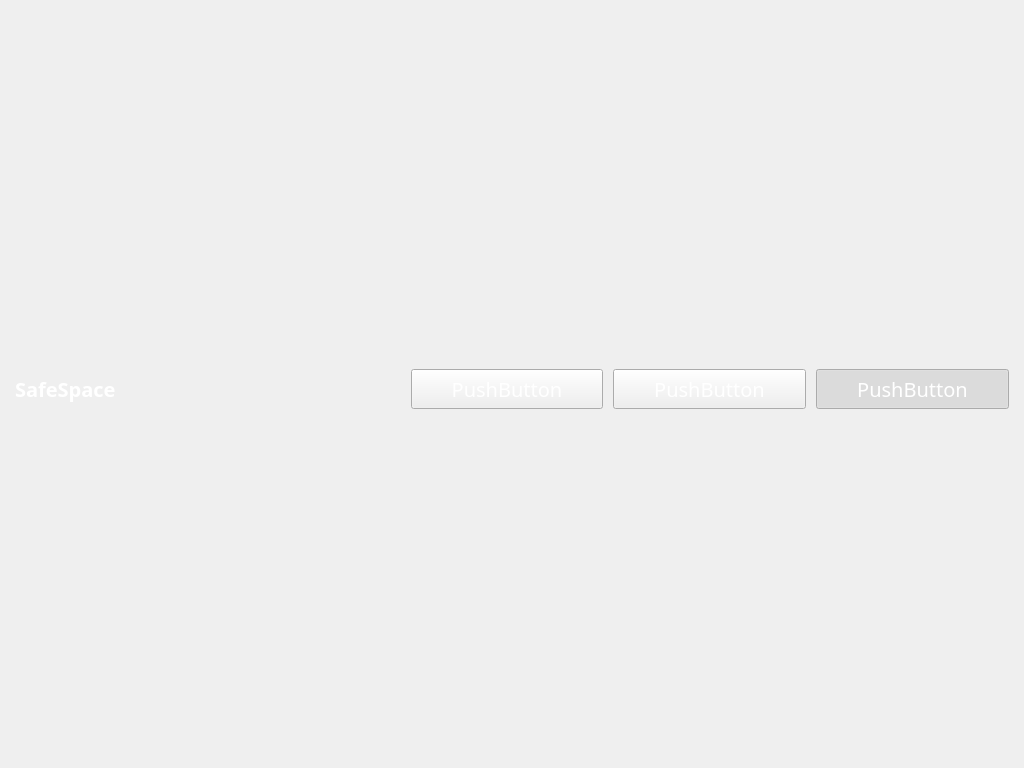
Above: SafeSpace/client/src/controller/mainwindow.ui from Svndda/CI-0123-PIRS-incomprendidos before the change. Below: the same form after it.
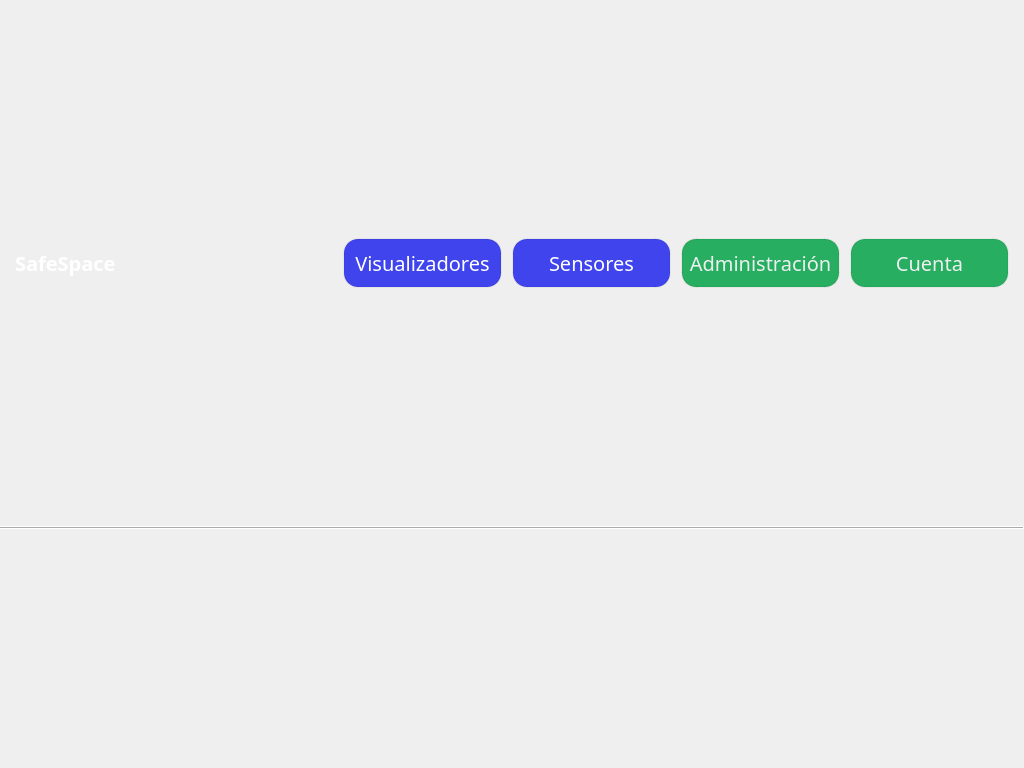
That is the form after the change. Custom widgets are drawn as their Qt base class.

Commit message: chore: Deletion of unnecessary code and functions renamed.

```diff
--- a/SafeSpace/client/src/controller/mainwindow.ui
+++ b/SafeSpace/client/src/controller/mainwindow.ui
@@ -52,10 +52,10 @@
      <number>0</number>
     </property>
     <property name="bottomMargin">
-     <number>0</number>
+     <number>10</number>
     </property>
-    <property name="verticalSpacing">
-     <number>0</number>
+    <property name="spacing">
+     <number>10</number>
     </property>
     <item row="0" column="0">
      <layout class="QHBoxLayout" name="horizontalLayout">
@@ -114,7 +114,7 @@
        </spacer>
       </item>
       <item>
-       <widget class="Button" name="page2">
+       <widget class="QPushButton" name="visualizersPage_button">
         <property name="sizePolicy">
          <sizepolicy hsizetype="Expanding" vsizetype="Fixed">
           <horstretch>0</horstretch>
@@ -124,7 +124,7 @@
         <property name="minimumSize">
          <size>
           <width>0</width>
-          <height>40</height>
+          <height>50</height>
          </size>
         </property>
         <property name="font">
@@ -137,16 +137,48 @@
           <strikeout>false</strikeout>
          </font>
         </property>
+        <property name="styleSheet">
+         <string notr="true">QPushButton {
+	border-radius: 15px;
+	padding: 5px;
+	background-color: rgb(64, 68, 237);
+	color: white;
+	border: 2px solid rgba(0, 0, 0, 10); /* Borde tenue */
+}
+
+QPushButton:hover {
+  background-color: rgb(90, 90, 255);    /* Fondo al pasar el mouse */
+  color: white;                /* Color del texto al pasar el mouse */
+}
+
+QPushButton:pressed {
+  background-color: rgb(51, 55, 188)     /* Fondo al presionar */
+  color: white;                /* Color del texto al presionar */
+}
+
+QPushButton:disabled {
+  background-color: rgb(39, 39, 43);     /* Fondo deshabilitado */
+  color: #7f8c8d;                /* Color del texto deshabilitado */
+}
+
+QPushButton:checked {
+  background-color: #27ae60;     /* Fondo cuando está checkable y activado */
+  color: #ecf0f1;        
+}</string>
+        </property>
         <property name="text">
-         <string>PushButton</string>
+         <string>Visualizadores</string>
         </property>
         <property name="checkable">
          <bool>true</bool>
         </property>
+        <property name="checked">
+         <bool>false</bool>
+        </property>
        </widget>
       </item>
       <item>
-       <widget class="Button" name="page1">
+       <widget class="QPushButton" name="sensorsPage_button">
         <property name="sizePolicy">
          <sizepolicy hsizetype="Expanding" vsizetype="Fixed">
           <horstretch>0</horstretch>
@@ -156,7 +188,61 @@
         <property name="minimumSize">
          <size>
           <width>0</width>
-          <height>40</height>
+          <height>50</height>
+         </size>
+        </property>
+        <property name="font">
+         <font>
+          <family>Impact</family>
+          <pointsize>15</pointsize>
+         </font>
+        </property>
+        <property name="styleSheet">
+         <string notr="true">QPushButton {
+	border-radius: 15px;
+	padding: 5px;
+	background-color: rgb(64, 68, 237);
+	color: white;
+	border: 2px solid rgba(0, 0, 0, 10); /* Borde tenue */
+}
+
+QPushButton:hover {
+  background-color: rgb(90, 90, 255);    /* Fondo al pasar el mouse */
+  color: white;                /* Color del texto al pasar el mouse */
+}
+
+QPushButton:pressed {
+  background-color: rgb(51, 55, 188)     /* Fondo al presionar */
+  color: white;                /* Color del texto al presionar */
+}
+
+QPushButton:disabled {
+  background-color: rgb(39, 39, 43);     /* Fondo deshabilitado */
+  color: #7f8c8d;                /* Color del texto deshabilitado */
+}
+
+QPushButton:checked {
+  background-color: #27ae60;     /* Fondo cuando está checkable y activado */
+  color: #ecf0f1;        
+}</string>
+        </property>
+        <property name="text">
+         <string>Sensores</string>
+        </property>
+       </widget>
+      </item>
+      <item>
+       <widget class="QPushButton" name="administrationPage_button">
+        <property name="sizePolicy">
+         <sizepolicy hsizetype="Expanding" vsizetype="Fixed">
+          <horstretch>0</horstretch>
+          <verstretch>0</verstretch>
+         </sizepolicy>
+        </property>
+        <property name="minimumSize">
+         <size>
+          <width>0</width>
+          <height>50</height>
          </size>
         </property>
         <property name="font">
@@ -172,16 +258,48 @@
         <property name="layoutDirection">
          <enum>Qt::LayoutDirection::LeftToRight</enum>
         </property>
+        <property name="styleSheet">
+         <string notr="true">QPushButton {
+	border-radius: 15px;
+	padding: 5px;
+	background-color: rgb(64, 68, 237);
+	color: white;
+	border: 2px solid rgba(0, 0, 0, 10); /* Borde tenue */
+}
+
+QPushButton:hover {
+  background-color: rgb(90, 90, 255);    /* Fondo al pasar el mouse */
+  color: white;                /* Color del texto al pasar el mouse */
+}
+
+QPushButton:pressed {
+  background-color: rgb(51, 55, 188)     /* Fondo al presionar */
+  color: white;                /* Color del texto al presionar */
+}
+
+QPushButton:disabled {
+  background-color: rgb(39, 39, 43);     /* Fondo deshabilitado */
+  color: #7f8c8d;                /* Color del texto deshabilitado */
+}
+
+QPushButton:checked {
+  background-color: #27ae60;     /* Fondo cuando está checkable y activado */
+  color: #ecf0f1;        
+}</string>
+        </property>
         <property name="text">
-         <string>PushButton</string>
+         <string>Administración</string>
         </property>
         <property name="checkable">
          <bool>true</bool>
         </property>
+        <property name="checked">
+         <bool>true</bool>
+        </property>
        </widget>
       </item>
       <item>
-       <widget class="Button" name="page3">
+       <widget class="QPushButton" name="accountPage_button">
         <property name="sizePolicy">
          <sizepolicy hsizetype="Expanding" vsizetype="Fixed">
           <horstretch>0</horstretch>
@@ -191,7 +309,7 @@
         <property name="minimumSize">
          <size>
           <width>0</width>
-          <height>40</height>
+          <height>50</height>
          </size>
         </property>
         <property name="font">
@@ -204,8 +322,37 @@
           <strikeout>false</strikeout>
          </font>
         </property>
+        <property name="styleSheet">
+         <string notr="true">QPushButton {
+	border-radius: 15px;
+	padding: 5px;
+	background-color: rgb(64, 68, 237);
+	color: white;
+	border: 2px solid rgba(0, 0, 0, 10); /* Borde tenue */
+}
+
+QPushButton:hover {
+  background-color: rgb(90, 90, 255);    /* Fondo al pasar el mouse */
+  color: white;                /* Color del texto al pasar el mouse */
+}
+
+QPushButton:pressed {
+  background-color: rgb(51, 55, 188)     /* Fondo al presionar */
+  color: white;                /* Color del texto al presionar */
+}
+
+QPushButton:disabled {
+  background-color: rgb(39, 39, 43);     /* Fondo deshabilitado */
+  color: #7f8c8d;                /* Color del texto deshabilitado */
+}
+
+QPushButton:checked {
+  background-color: #27ae60;     /* Fondo cuando está checkable y activado */
+  color: #ecf0f1;        
+}</string>
+        </property>
         <property name="text">
-         <string>PushButton</string>
+         <string>Cuenta</string>
         </property>
         <property name="checkable">
          <bool>true</bool>
@@ -217,16 +364,52 @@
       </item>
      </layout>
     </item>
+    <item row="1" column="0">
+     <widget class="Line" name="line">
+      <property name="sizePolicy">
+       <sizepolicy hsizetype="Expanding" vsizetype="Expanding">
+        <horstretch>0</horstretch>
+        <verstretch>0</verstretch>
+       </sizepolicy>
+      </property>
+      <property name="minimumSize">
+       <size>
+        <width>0</width>
+        <height>3</height>
+       </size>
+      </property>
+      <property name="maximumSize">
+       <size>
+        <width>16777215</width>
+        <height>3</height>
+       </size>
+      </property>
+      <property name="font">
+       <font>
+        <bold>true</bold>
+       </font>
+      </property>
+      <property name="styleSheet">
+       <string notr="true">color: white;
+background-color:white</string>
+      </property>
+      <property name="frameShadow">
+       <enum>QFrame::Shadow::Raised</enum>
+      </property>
+      <property name="lineWidth">
+       <number>1</number>
+      </property>
+      <property name="midLineWidth">
+       <number>0</number>
+      </property>
+      <property name="orientation">
+       <enum>Qt::Orientation::Horizontal</enum>
+      </property>
+     </widget>
+    </item>
    </layout>
   </widget>
  </widget>
- <customwidgets>
-  <customwidget>
-   <class>Button</class>
-   <extends>QPushButton</extends>
-   <header>view/elements/button.h</header>
-  </customwidget>
- </customwidgets>
  <resources/>
  <connections/>
 </ui>
```
The commit also changes 2 other files.
